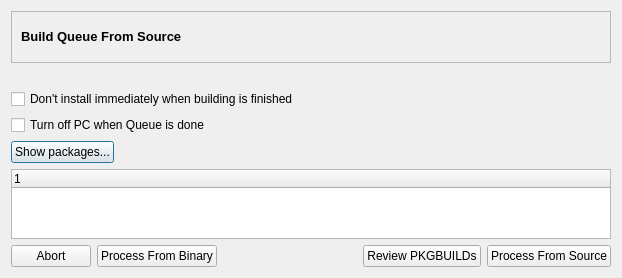
This is trunk/ui/reviewBuildingDialog.ui in drf/shaman1 as Qt 5 draws it before an edit. The edited form follows.
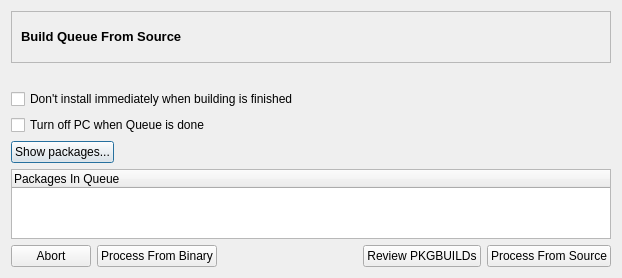
This is the edited form. Icons and pictures are not drawn.

```diff
--- a/trunk/ui/reviewBuildingDialog.ui
+++ b/trunk/ui/reviewBuildingDialog.ui
@@ -126,7 +126,7 @@
       <widget class="QTreeWidget" name="treeWidget" >
        <column>
         <property name="text" >
-         <string>1</string>
+         <string>Packages In Queue</string>
         </property>
        </column>
       </widget>
```
Left out of the diff: 2 changed lines with no effect on the pictures.
